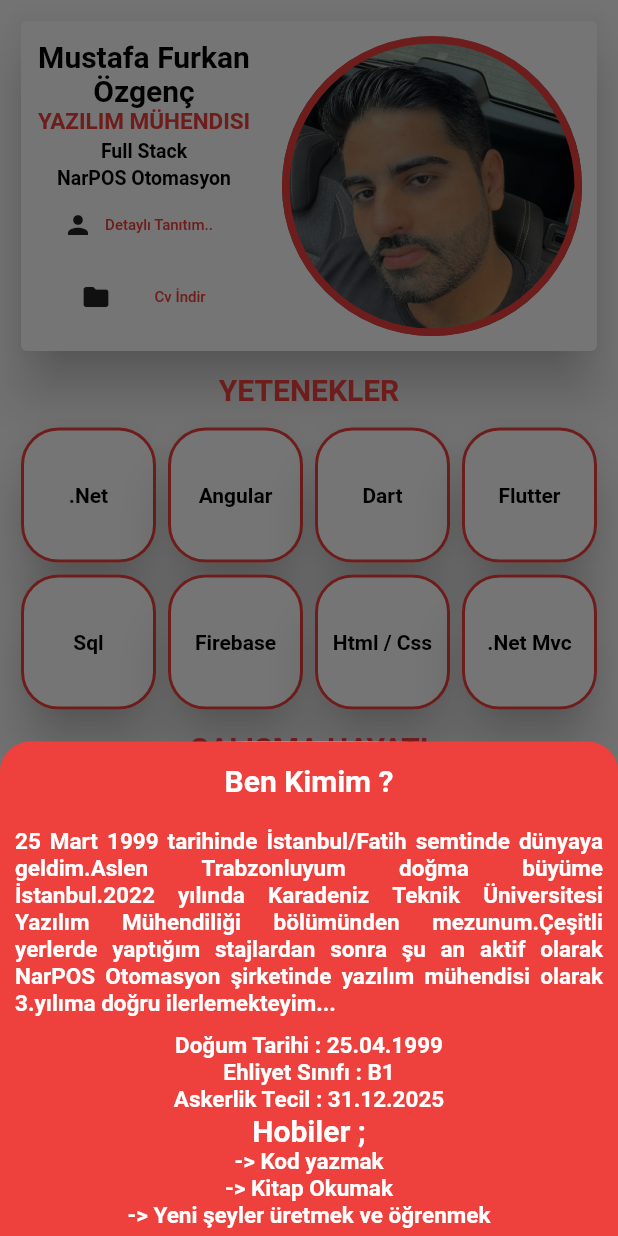
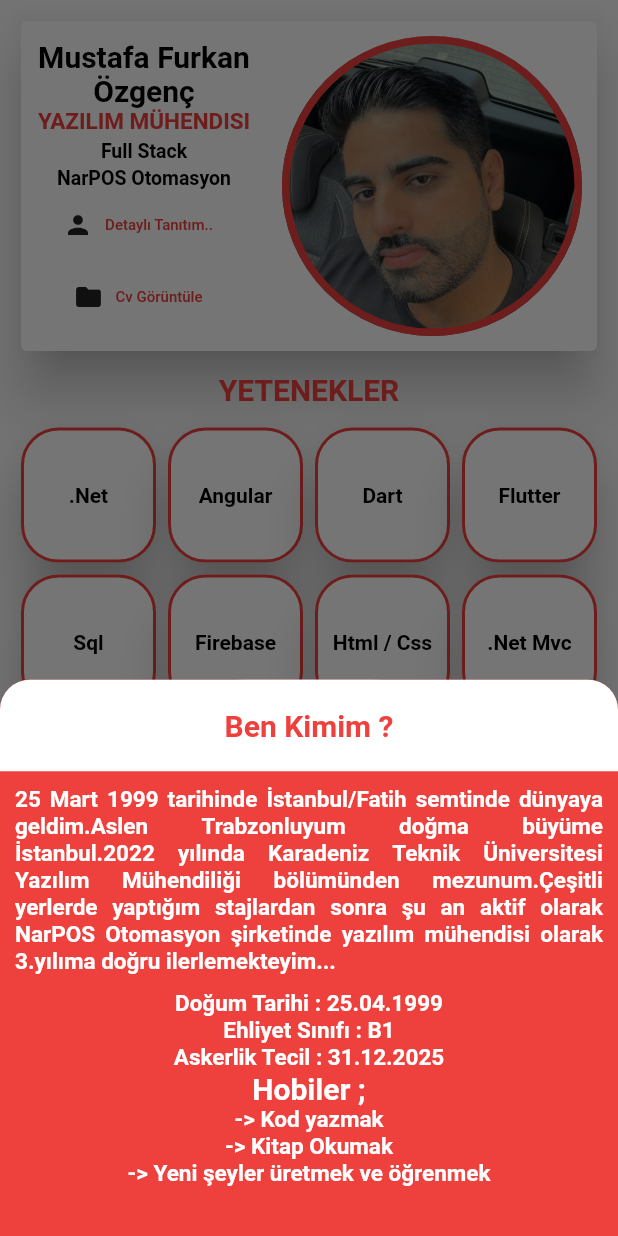
Before and after one commit to mfurkanozgenc/porfolio_project, a Flutter app: the screen it shows after launch, after a tap on "Detaylı Tanıtım..", on a phone screen of 412 x 824 dp. Run offline on Flutter 3.47's test engine with Material 3 defaults, Android fonts, the phone set to English and light mode, and no system bars; our stand-ins replace font_awesome_flutter, get; missing offline and left inert: dart:html.

Commit message:
butonlar düzeltildi

```diff
--- a/lib/main.dart
+++ b/lib/main.dart
@@ -4,6 +4,7 @@ import 'package:project/route/pages.dart';
 import 'package:project/route/routes.dart';
 
 void main() {
+  WidgetsFlutterBinding.ensureInitialized();
   runApp(const MainApp());
 }
 
--- a/lib/pages/homePage/home_controller.dart
+++ b/lib/pages/homePage/home_controller.dart
@@ -2,6 +2,7 @@ import 'package:flutter/material.dart';
 import 'package:get/get.dart';
 import 'package:project/base/base_state.dart';
 import 'package:url_launcher/url_launcher.dart';
+import 'dart:html' as html;
 
 class HomeController extends GetxController with BaseState {
   void openSocialMedia({required String address, required bool isPhone}) async {
@@ -29,23 +30,36 @@ class HomeController extends GetxController with BaseState {
               color: constants.colors.generalColor,
               borderRadius:
                   const BorderRadius.vertical(top: Radius.circular(20))),
-          height: Get.height * .4,
+          height: Get.height * .45,
           width: Get.width * .8,
           child: Center(
-            child: SingleChildScrollView(
             child: Column(
-                crossAxisAlignment: CrossAxisAlignment.center,
               children: [
-                  const Padding(
-                    padding: EdgeInsets.all(10),
+                Container(
+                  decoration: const BoxDecoration(
+                      color: Colors.white,
+                      borderRadius:
+                          BorderRadius.vertical(top: Radius.circular(20))),
+                  height: 61,
+                  width: Get.width,
+                  child: Padding(
+                    padding: const EdgeInsets.all(10),
+                    child: Center(
                       child: Text(
                         'Ben Kimim ?',
                         style: TextStyle(
                             fontSize: 20,
                             fontWeight: FontWeight.bold,
-                          color: Colors.white),
+                            color: constants.colors.generalColor),
                       ),
                     ),
+                  ),
+                ),
+                Expanded(
+                  child: SingleChildScrollView(
+                    child: Column(
+                      crossAxisAlignment: CrossAxisAlignment.center,
+                      children: [
                         const Padding(
                           padding: EdgeInsets.all(10),
                           child: Text(
@@ -138,6 +152,9 @@ class HomeController extends GetxController with BaseState {
                     ),
                   ),
                 ),
+              ],
+            ),
+          ),
         );
       },
     );
--- a/lib/pages/homePage/home_view.dart
+++ b/lib/pages/homePage/home_view.dart
@@ -1,11 +1,9 @@
 import 'package:flutter/foundation.dart';
 import 'package:flutter/material.dart';
-import 'package:flutter_pdfview/flutter_pdfview.dart';
 import 'package:font_awesome_flutter/font_awesome_flutter.dart';
 import 'package:get/get.dart';
 import 'package:project/base/base_state.dart';
 import 'package:project/pages/homePage/home_controller.dart';
-import 'package:syncfusion_flutter_pdfviewer/pdfviewer.dart';
 
 class HomeView extends GetView<HomeController> with BaseState {
   @override
@@ -75,21 +73,12 @@ class HomeView extends GetView<HomeController> with BaseState {
                                   )),
                             ],
                           ),
-                          (defaultTargetPlatform == TargetPlatform.android ||
-                                  defaultTargetPlatform == TargetPlatform.iOS)
-                              ? Row(
+                          Row(
                             mainAxisAlignment: MainAxisAlignment.center,
                             children: [
-                                    IconButton(
-                                      onPressed: () {
-                                        Navigator.push(
-                                          context,
-                                          MaterialPageRoute(
-                                              builder: (context) =>
-                                                  PDFModalContent()),
-                                        );
-                                      },
-                                      icon: const Icon(Icons.folder, size: 20),
+                              const Icon(
+                                Icons.folder,
+                                size: 20,
                               ),
                               TextButton(
                                   onPressed: () {
@@ -97,19 +86,16 @@ class HomeView extends GetView<HomeController> with BaseState {
                                         context,
                                         MaterialPageRoute(
                                             builder: (context) =>
-                                                    PDFModalContent()),
-                                          );
+                                                PDFModalContent()));
                                   },
                                   child: Text(
-                                          'Cv İndir',
+                                    'Cv Görüntüle',
                                     style: TextStyle(
                                         fontSize: 10,
-                                              color: constants
-                                                  .colors.generalColor),
+                                        color: constants.colors.generalColor),
                                   )),
                             ],
-                                )
-                              : const Text('')
+                          ),
                         ],
                       ),
                     ),
@@ -231,7 +217,8 @@ class HomeView extends GetView<HomeController> with BaseState {
                     physics: const NeverScrollableScrollPhysics(),
                     gridDelegate:
                         const SliverGridDelegateWithFixedCrossAxisCount(
-                            crossAxisCount: 3),
+                      crossAxisCount: 4,
+                    ),
                     itemCount: services.databaseService.contancts.length,
                     itemBuilder: (context, index) {
                       var contact = services.databaseService.contancts[index];
@@ -250,18 +237,18 @@ class HomeView extends GetView<HomeController> with BaseState {
                           child: Column(
                             mainAxisAlignment: MainAxisAlignment.center,
                             children: [
-                              FaIcon(contact.icon),
-                              Padding(
-                                padding: const EdgeInsets.only(top: 5),
-                                child: Text(
-                                  contact.name,
-                                  textAlign: TextAlign.left,
-                                  style: const TextStyle(
-                                      color: Colors.black,
-                                      fontSize: 10,
-                                      fontWeight: FontWeight.bold),
-                                ),
-                              ),
+                              Icon(contact.icon),
+                              // Padding(
+                              //   padding: const EdgeInsets.only(top: 5),
+                              //   child: Text(
+                              //     contact.name,
+                              //     textAlign: TextAlign.left,
+                              //     style: const TextStyle(
+                              //         color: Colors.black,
+                              //         fontSize: 10,
+                              //         fontWeight: FontWeight.bold),
+                              //   ),
+                              // ),
                             ],
                           ),
                         ),
@@ -281,10 +268,34 @@ class HomeView extends GetView<HomeController> with BaseState {
 class PDFModalContent extends StatelessWidget {
   @override
   Widget build(BuildContext context) {
-    return Container(
-      height: MediaQuery.of(context).size.height * 0.8,
-      child: const PDFView(
-        filePath: 'assets/docs/cv.pdf',
+    return Scaffold(
+      appBar: AppBar(
+        title: Text('Cv'.toUpperCase()),
+        centerTitle: true,
+        backgroundColor: const Color(0xFFee403c),
+      ),
+      body: Padding(
+        padding: const EdgeInsets.all(5),
+        child: Center(
+          child: Card(
+            shape: RoundedRectangleBorder(
+              borderRadius: BorderRadius.circular(20),
+              side: const BorderSide(color: Color(0xFFee403c), width: 3),
+            ),
+            elevation: 15,
+            child: ClipRRect(
+              borderRadius: BorderRadius.circular(20),
+              child: Container(
+                width: Get.width,
+                height: Get.height,
+                child: Image.asset(
+                  'assets/images/cv.png',
+                  fit: BoxFit.fill,
+                ),
+              ),
+            ),
+          ),
+        ),
       ),
     );
   }
--- a/pubspec.yaml
+++ b/pubspec.yaml
@@ -12,9 +12,7 @@ dependencies:
   get:
   font_awesome_flutter:
   url_launcher:
-  contacts_service:
-  syncfusion_flutter_pdfviewer:
-  flutter_pdfview: ^1.3.2
+
 
 dev_dependencies:
   flutter_test:
```
Also changed, not shown: lib/services/database_service.dart (+8 -3 lines), assets/images/cv.png (added), pubspec.lock, 34 other files. Lines whose indentation alone changed are shown as unchanged.
